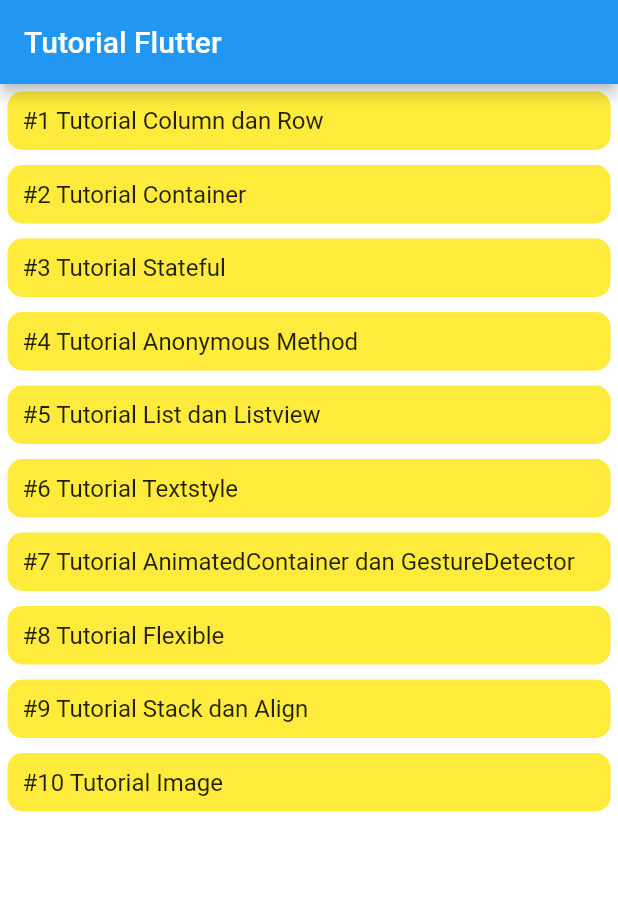
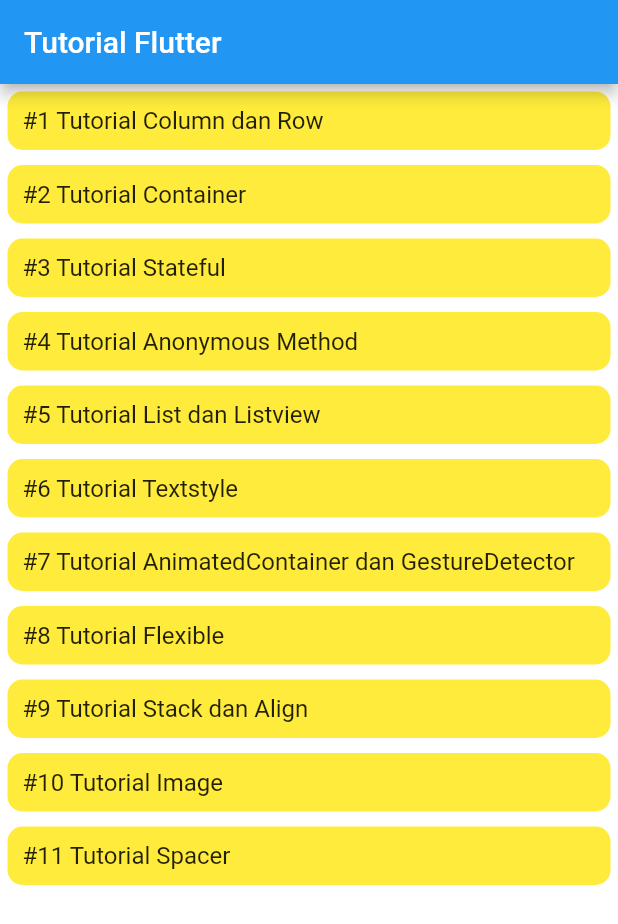
Before and after one commit to syahroel712/tutorial-flutter-pemula, a Flutter app: the screen it shows after launch, on a phone screen of 412 x 824 dp. Shown: the top 924 px of the screen. Run offline on Flutter 3.47's test engine with Material 2 defaults, Android fonts, the phone set to English and light mode, and no system bars.

Commit message:
#11 Spacer

```diff
--- a/lib/main.dart
+++ b/lib/main.dart
@@ -11,6 +11,7 @@ import 'package:flutter_study/pages/7_animatedContainer_gestureDetector.dart';
 import 'package:flutter_study/pages/8_flexible.dart';
 import 'package:flutter_study/pages/9_stack_align.dart';
 import 'package:flutter_study/pages/10_image.dart';
+import 'package:flutter_study/pages/11_spacer.dart';
 
 void main() {
   runApp(MyApp());
@@ -29,6 +30,7 @@ class MyApp extends StatelessWidget {
     '/8_flexible': (_) => FlexiblePage(),
     '/9_stack_align': (_) => StackAlignPage(),
     '/10_image': (_) => ImagePage(),
+    '/11_spacer': (_) => SpacerPage(),
   };
 
   @override
--- a/lib/pages/home.dart
+++ b/lib/pages/home.dart
@@ -219,6 +219,26 @@ class HomePage extends StatelessWidget {
                         ),
                       ),
                     ),
+                    Container(
+                      margin: EdgeInsets.all(5),
+                      padding: EdgeInsets.all(10),
+                      width: MediaQuery.of(context).size.width,
+                      decoration: BoxDecoration(
+                        borderRadius: BorderRadius.circular(10),
+                        color: Colors.yellow,
+                      ),
+                      child: InkWell(
+                        onTap: () {
+                          Navigator.pushNamed(context, '/11_spacer');
+                        },
+                        child: Text(
+                          '#11 Tutorial Spacer',
+                          style: TextStyle(
+                            fontSize: 16,
+                          ),
+                        ),
+                      ),
+                    ),
                   ],
                 ),
               ],
```
Also changed, not shown: lib/pages/11_spacer.dart (added, +54 -0 lines).
